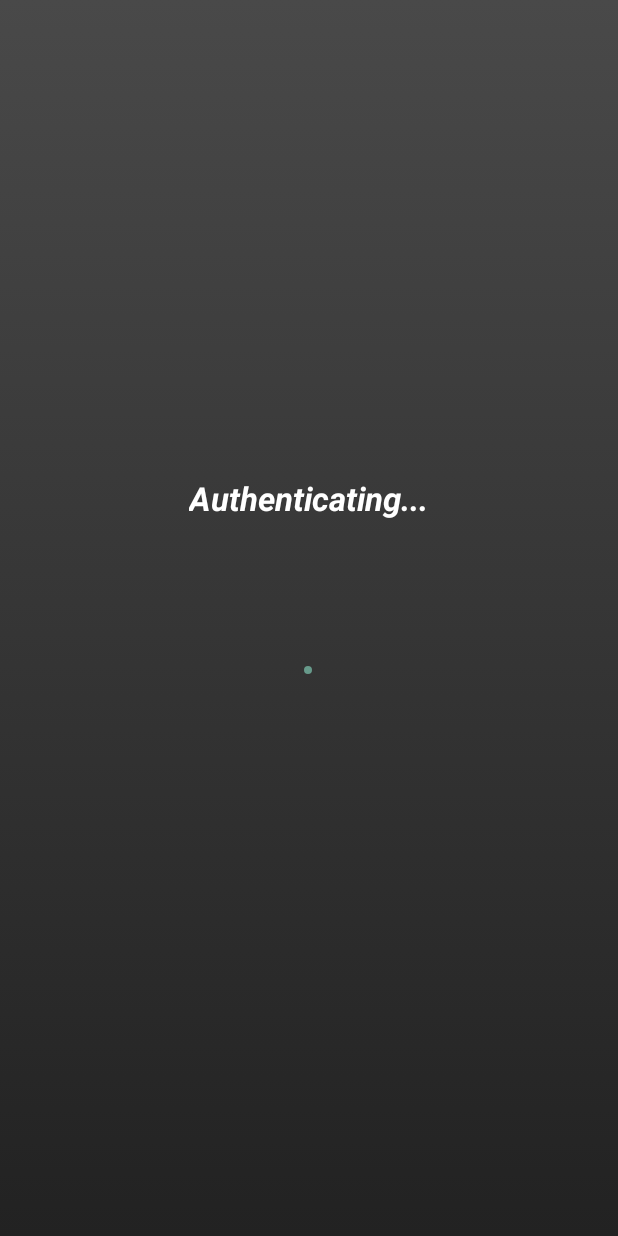
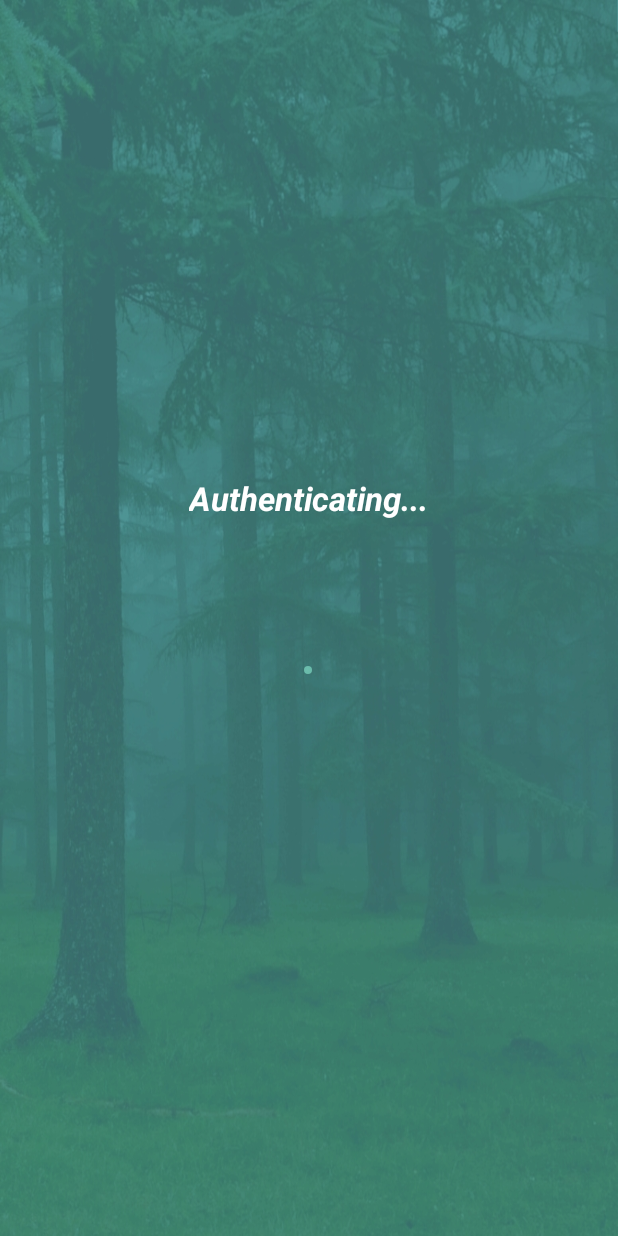
Before and after one commit to CopyEverything/CopyEverything-Android, an Android app: the layout activity_auth.xml on its own in the app's theme, with its tools: preview values and no code run, on a phone screen of 412 x 824 dp. Run offline under Robolectric (Android 15) with nearby library versions, the phone set to English and light mode, and no system bars.

Commit message:
Small UI updates.

```diff
--- a/app/src/main/res/layout/activity_auth.xml
+++ b/app/src/main/res/layout/activity_auth.xml
@@ -1,7 +1,7 @@
 <?xml version="1.0" encoding="utf-8"?>
 <RelativeLayout xmlns:android="http://schemas.android.com/apk/res/android"
     android:layout_width="match_parent" android:layout_height="match_parent"
-    android:background="@drawable/header_gradient_selector">
+    android:background="@drawable/login_background">
 
     <LinearLayout
         android:orientation="vertical"
--- a/app/src/main/res/layout/activity_login.xml
+++ b/app/src/main/res/layout/activity_login.xml
@@ -57,7 +57,8 @@
                     android:background="@drawable/rounded_box"
                     android:padding="10dp"
                     android:textColor="#FFFFFF"
-                    android:layout_marginBottom="20dp" />
+                    android:layout_marginBottom="20dp"
+                    android:fontFamily="roboto light"/>
 
                 <Button android:id="@+id/email_sign_in_button" style="?android:textAppearanceSmall"
                     android:layout_width="match_parent" android:layout_height="wrap_content"
```
Also changed, not shown: 1 other file.
